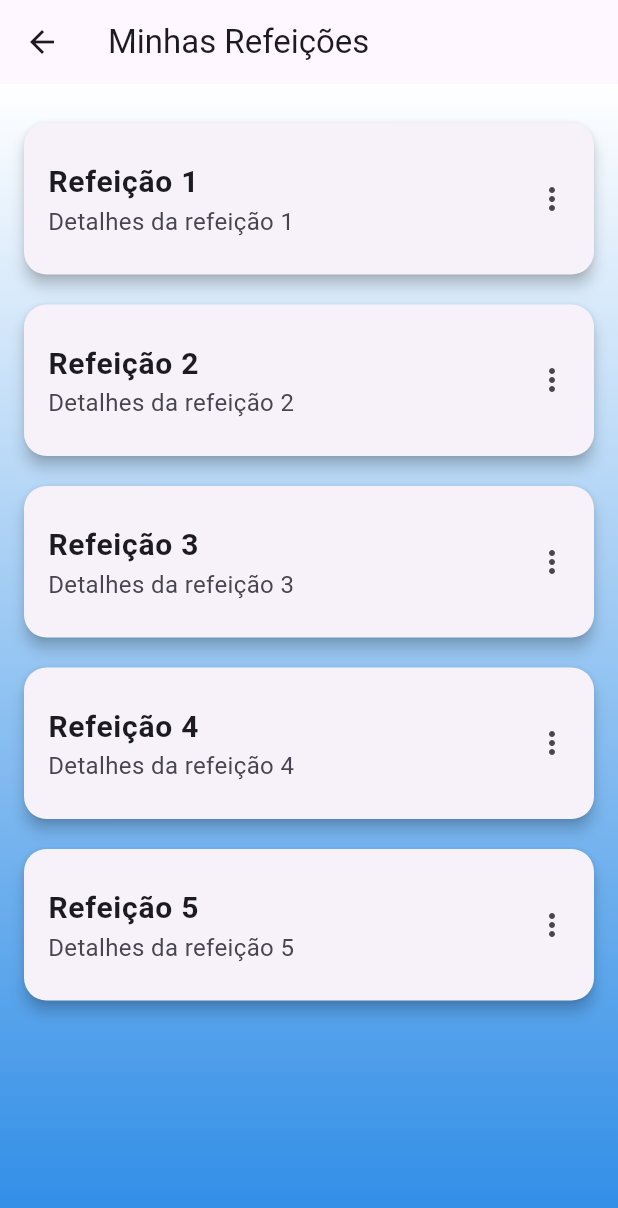
After one commit to Imakkill/nutri, a Flutter app: the PatientHomeScreen screen opened by its route, item 2 of the bottom bar chosen, after a tap on the "add" icon, on a phone screen of 412 x 824 dp. The commit adds this screen. Shown: the top 1208 px of the screen. Run offline on Flutter 3.47's test engine with Material 3 defaults, Android fonts, the phone set to English and light mode, and no system bars; our stand-ins replace cloud_firestore, firebase_auth, firebase_core; accounts and stored records are empty.

Commit message:
telas paciente implementadas

```diff
--- a/lib/main.dart
+++ b/lib/main.dart
@@ -4,6 +4,7 @@ import 'screens/auth/login_screen.dart';
 import 'screens/auth/register_screen.dart';
 import 'screens/home/patient_home_screen.dart'; // Corrigido o caminho
 import 'screens/profile/patient_profile_screen.dart'; // Corrigido o caminho
+import 'screens/patient/patient_meals_screen.dart'; // Adicionada a importação
 
 void main() async {
   WidgetsFlutterBinding.ensureInitialized();
@@ -27,6 +28,8 @@ class MyApp extends StatelessWidget {
         '/register': (context) => const RegisterScreen(),
         '/patientHome': (context) => const PatientHomeScreen(),
         '/patientProfile': (context) => const PatientProfileScreen(),
+        '/patientMeals': (context) =>
+            const PatientMealsScreen(), // Adicionada a nova rota
       },
     );
   }
--- a/lib/screens/home/patient_home_screen.dart
+++ b/lib/screens/home/patient_home_screen.dart
@@ -1,7 +1,9 @@
 import 'package:flutter/material.dart';
 import 'package:firebase_auth/firebase_auth.dart';
 import '../auth/login_screen.dart';
-import '../profile/patient_profile_screen.dart'; // Certifique-se de ajustar o caminho conforme necessário
+import '../profile/patient_profile_screen.dart';
+import 'package:nutriplus/screens/patient/patient_diet_plan_screen.dart'; // Certifique-se de ajustar o caminho conforme necessário
+import 'package:nutriplus/screens/patient/patient_meals_screen.dart'; // Certifique-se de ajustar o caminho conforme necessário
 
 class PatientHomeScreen extends StatefulWidget {
   const PatientHomeScreen({super.key});
@@ -52,7 +54,7 @@ class PatientHomeScreenState extends State<PatientHomeScreen> {
   Widget build(BuildContext context) {
     return Scaffold(
       appBar: AppBar(
-        title: const Text('Minha Dieta'),
+        title: const Text('Minhas Refeições'),
         actions: [
           IconButton(
             icon: const Icon(Icons.logout),
@@ -71,13 +73,19 @@ class PatientHomeScreenState extends State<PatientHomeScreen> {
         child: Stack(
           children: [
             const Center(
-              child: Text('Aqui será exibida a dieta do paciente.'),
+              child: Text('Aqui será exibida as refeições do paciente.'),
             ),
             Positioned(
               bottom: 20.0, // Ajuste a distância do fundo
               right: 20.0, // Ajuste a distância da direita
               child: FloatingActionButton(
-                onPressed: () {},
+                onPressed: () {
+                  Navigator.push(
+                    context,
+                    MaterialPageRoute(
+                        builder: (context) => const PatientMealsScreen()),
+                  );
+                },
                 backgroundColor: const Color.fromARGB(255, 181, 196, 238),
                 child: const Icon(Icons.add),
               ),
@@ -107,14 +115,22 @@ class PatientHomeScreenState extends State<PatientHomeScreen> {
             ),
             IconButton(
               onPressed: () {
-                // Navegar para a home
+                Navigator.push(
+                  context,
+                  MaterialPageRoute(
+                      builder: (context) => const PatientHomeScreen()),
+                );
               },
               icon: const Icon(Icons.home),
               color: Colors.white,
             ),
             IconButton(
               onPressed: () {
-                // Navegar para o plano alimentar
+                Navigator.push(
+                  context,
+                  MaterialPageRoute(
+                      builder: (context) => const PatientDietPlanScreen()),
+                );
               },
               icon: const Icon(Icons.restaurant_menu),
               color: Colors.white,
--- /dev/null
+++ b/lib/screens/patient/patient_meals_screen.dart
@@ -0,0 +1,56 @@
+import 'package:flutter/material.dart';
+
+class PatientMealsScreen extends StatelessWidget {
+  const PatientMealsScreen({super.key});
+
+  @override
+  Widget build(BuildContext context) {
+    return Scaffold(
+      appBar: AppBar(
+        title: const Text('Minhas Refeições'),
+      ),
+      body: Container(
+        decoration: const BoxDecoration(
+          gradient: LinearGradient(
+            begin: Alignment.topCenter,
+            end: Alignment.bottomCenter,
+            colors: [Colors.white, Color.fromARGB(255, 45, 140, 230)],
+          ),
+        ),
+        child: ListView.builder(
+          padding: const EdgeInsets.all(16),
+          itemCount: 5, // Substitua isso com o número real de refeições
+          itemBuilder: (context, index) {
+            return Card(
+              elevation: 4,
+              shape: RoundedRectangleBorder(
+                borderRadius: BorderRadius.circular(15),
+              ),
+              margin: const EdgeInsets.symmetric(vertical: 10),
+              child: ListTile(
+                contentPadding: const EdgeInsets.all(16),
+                title: Text(
+                  'Refeição ${index + 1}', // Substitua isso com o título da refeição real
+                  style: const TextStyle(
+                    fontSize: 20,
+                    fontWeight: FontWeight.bold,
+                  ),
+                ),
+                subtitle: Text(
+                  'Detalhes da refeição ${index + 1}', // Substitua isso com os detalhes reais da refeição
+                  style: const TextStyle(
+                    fontSize: 16,
+                  ),
+                ),
+                trailing: const Icon(Icons.more_vert),
+                onTap: () {
+                  // Adicione a lógica para navegar para os detalhes da refeição
+                },
+              ),
+            );
+          },
+        ),
+      ),
+    );
+  }
+}
--- a/lib/screens/profile/patient_profile_screen.dart
+++ b/lib/screens/profile/patient_profile_screen.dart
@@ -40,7 +40,10 @@ class PatientProfileScreenState extends State<PatientProfileScreen> {
           gradient: LinearGradient(
             begin: Alignment.topCenter,
             end: Alignment.bottomCenter,
-            colors: [Colors.white, Color.fromARGB(255, 45, 140, 230)],
+            colors: [
+              Color.fromARGB(255, 18, 0, 68),
+              Color.fromRGBO(46, 62, 209, 1)
+            ],
           ),
         ),
         child: Center(
```
Also changed, not shown: lib/screens/auth/register_screen.dart (+7 -2 lines), lib/screens/patient/patient_diet_plan_screen.dart (added, +72 -0 lines).
